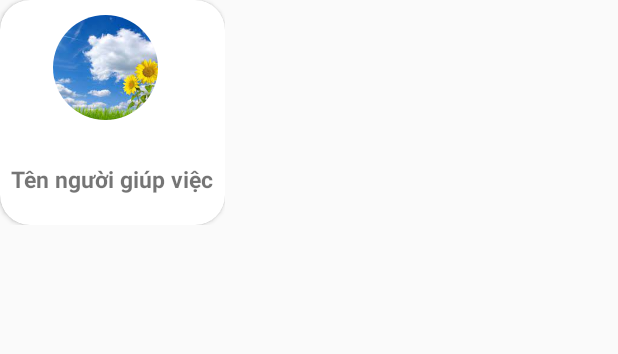
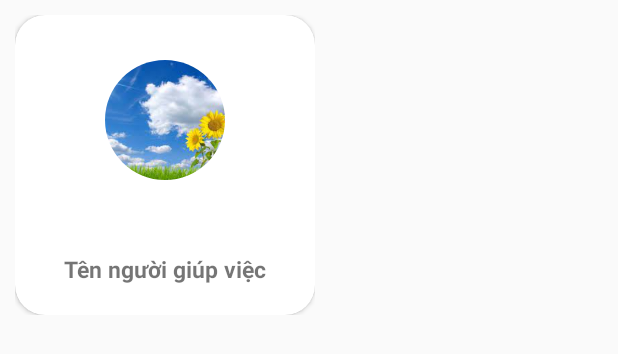
Before and after one commit to manhkhue/AppGiupViec_CNPM, an Android app: the layout item_yeuthich.xml on its own in the app's theme, with its tools: preview values and no code run, on a phone screen of 412 x 824 dp. Shown: the top 354 px of the screen. Run offline under Robolectric (Android 15) with nearby library versions, the phone set to English and light mode, and no system bars.

Commit message:
hung cmt

```diff
--- a/app/src/main/AndroidManifest.xml
+++ b/app/src/main/AndroidManifest.xml
@@ -16,16 +16,16 @@
         <activity
             android:name=".YeuThichActivity"
             android:exported="true">
-
-        </activity>
-        <activity
-            android:name=".HomeActivity"
-            android:exported="true" >
             <intent-filter>
                 <action android:name="android.intent.action.MAIN" />
 
                 <category android:name="android.intent.category.LAUNCHER" />
             </intent-filter>
+        </activity>
+        <activity
+            android:name=".HomeActivity"
+            android:exported="true" >
+
         </activity>
         <activity
             android:name=".MainActivity"
--- a/app/src/main/res/layout/activity_yeu_thich2.xml
+++ b/app/src/main/res/layout/activity_yeu_thich2.xml
@@ -41,6 +41,7 @@
         android:id="@+id/rcvDSYeuThich"
         android:layout_width="match_parent"
         android:layout_height="wrap_content"
+        android:layout_marginHorizontal="5dp"
         app:layout_constraintTop_toBottomOf="@+id/constraintYeuThich"
         android:layout_marginTop="20dp"/>
     <androidx.constraintlayout.widget.ConstraintLayout
--- a/app/src/main/res/layout/item_yeuthich.xml
+++ b/app/src/main/res/layout/item_yeuthich.xml
@@ -4,8 +4,9 @@
     android:layout_height="match_parent"
     xmlns:app="http://schemas.android.com/apk/res-auto">
     <RelativeLayout
-        android:layout_width="150dp"
-        android:layout_height="150dp">
+        android:layout_margin="10dp"
+        android:layout_width="200dp"
+        android:layout_height="200dp">
 
         <androidx.cardview.widget.CardView
             android:layout_width="match_parent"
@@ -15,10 +16,10 @@
             <de.hdodenhof.circleimageview.CircleImageView
                 android:id="@+id/imgAnhNhanVien"
                 android:src="@drawable/chandung"
-                android:layout_width="70dp"
-                android:layout_height="70dp"
-                android:layout_marginLeft="35dp"
-                android:layout_marginTop="10dp"
+                android:layout_width="80dp"
+                android:layout_height="80dp"
+                android:layout_marginLeft="60dp"
+                android:layout_marginTop="30dp"
                 android:scaleType="centerCrop"
                 />
             <TextView
```
